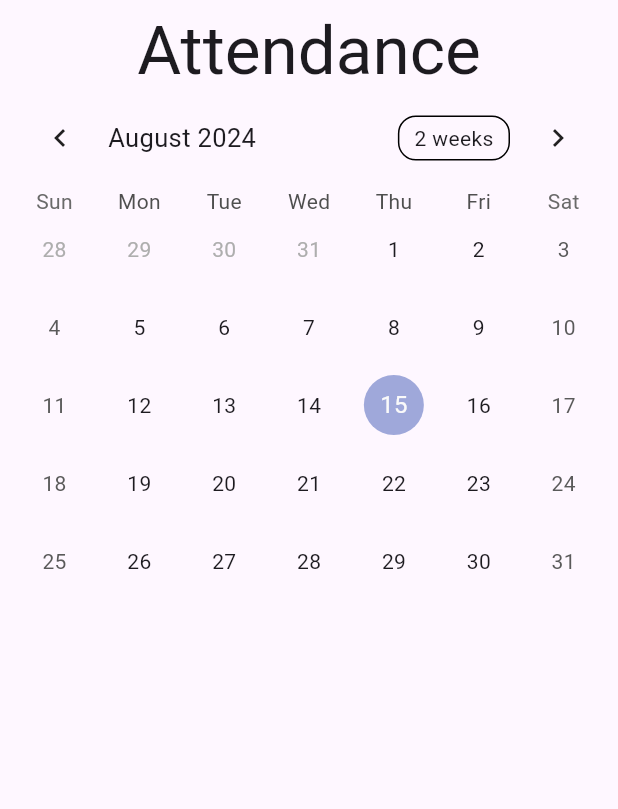
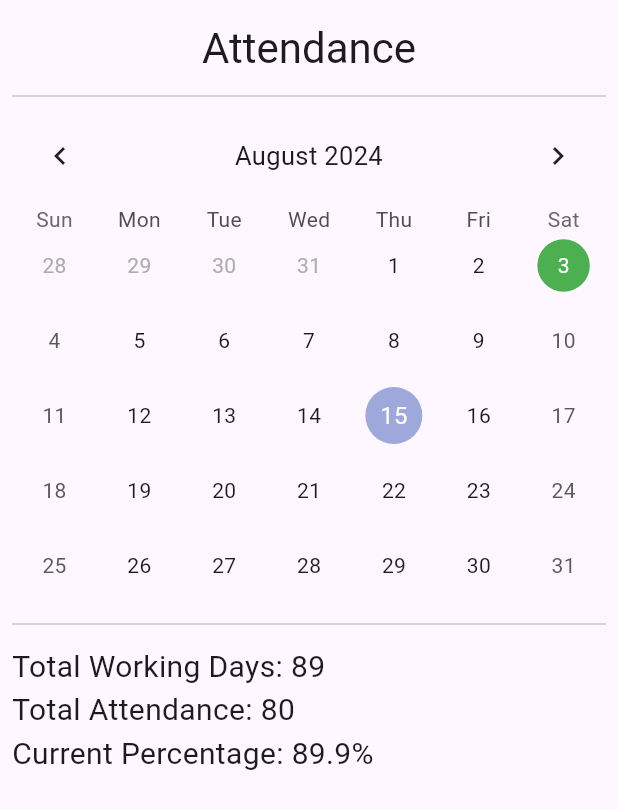
Before and after one commit to LazyyVenom/School_Manager, a Flutter app: the AttendancePage widget shown alone on an empty page, opened directly, on a phone screen of 412 x 824 dp. Shown: the top 809 px of the screen. Run offline on Flutter 3.47's test engine with Material 3 defaults, Android fonts, the phone set to English and light mode, and no system bars; drawn by our look-alikes of table_calendar.

Commit message:
Added Dates color chainging

```diff
--- a/lib/attendance_page.dart
+++ b/lib/attendance_page.dart
@@ -1,25 +1,100 @@
-import "package:flutter/material.dart";
-import "package:table_calendar/table_calendar.dart";
+import 'package:flutter/material.dart';
+import 'package:table_calendar/table_calendar.dart';
+import 'dart:math';
 
-class AttendancePage extends StatelessWidget {
+class AttendancePage extends StatefulWidget {
   const AttendancePage({super.key});
+
+  @override
+  State<AttendancePage> createState() => _AttendancePageState();
+}
+
+class _AttendancePageState extends State<AttendancePage> {
+  final List<DateTime> totalAttendance = [];
+  final List<DateTime> presentAttendance = [];
+
+  @override
+  void initState() {
+    super.initState();
+    _generateRandomAttendance();
+  }
+
+  void _generateRandomAttendance() {
+    DateTime firstDay = DateTime.utc(2023, 1, 1);
+    DateTime lastDay = DateTime.now();
+    Random random = Random();
+
+    for (int i = 0; i < 100; i++) {
+      DateTime randomDate = firstDay.add(Duration(days: random.nextInt(lastDay.difference(firstDay).inDays)));
+      if (!totalAttendance.contains(randomDate)) {
+        totalAttendance.add(randomDate);
+      }
+    }
+
+    for (DateTime date in totalAttendance) {
+      if (random.nextBool()) {
+        presentAttendance.add(date);
+      }
+    }
+  }
 
   @override
   Widget build(BuildContext context) {
     return Padding(
       padding: const EdgeInsets.all(8.0),
       child: Column(
+        crossAxisAlignment: CrossAxisAlignment.start,
         children: [
-          Text(
-            "Attendance",
-            style: Theme.of(context).textTheme.displayMedium,
+          const SizedBox(height: 6),
+          Container(
+            alignment: Alignment.center,
+            child: Text(
+              "Attendance",
+              style: Theme.of(context).textTheme.headlineMedium,
             ),
+          ),
+          const SizedBox(height: 6),
+          const Divider(),
           TableCalendar(
-            firstDay: DateTime.utc(2010, 10, 16),
-            lastDay: DateTime.utc(2030, 3, 14),
+            headerStyle: const HeaderStyle(
+              formatButtonVisible: false,
+              titleCentered: true,
+            ),
+            rowHeight: 50,
+            firstDay: DateTime.utc(2023, 1, 1),
+            lastDay: DateTime.utc(2026, 1, 1),
             focusedDay: DateTime.now(),
+            calendarBuilders: CalendarBuilders(
+              defaultBuilder: (context, day, focusedDay) {
+                if (totalAttendance.contains(day)) {
+                  bool isPresent = presentAttendance.contains(day);
+                  return Center(
+                    child: Container(
+                      decoration: BoxDecoration(
+                        color: isPresent ? Colors.green : Colors.red,
+                        shape: BoxShape.circle,
+                      ),
+                      width: 35,
+                      height: 35,
+                      alignment: Alignment.center,
+                      child: Text(
+                        day.day.toString(),
+                        style: const TextStyle(color: Colors.white),
+                      ),
+                    ),
+                  );
+                }
+                return null;
+              },
+            ),
           ),
-
+          const SizedBox(height: 6),
+          const Divider(),
+          const SizedBox(height: 6),
+          const Text(
+            "Total Working Days: 89\nTotal Attendance: 80\nCurrent Percentage: 89.9%",
+            style: TextStyle(fontSize: 20),
+          )
         ],
       ),
     );
```
